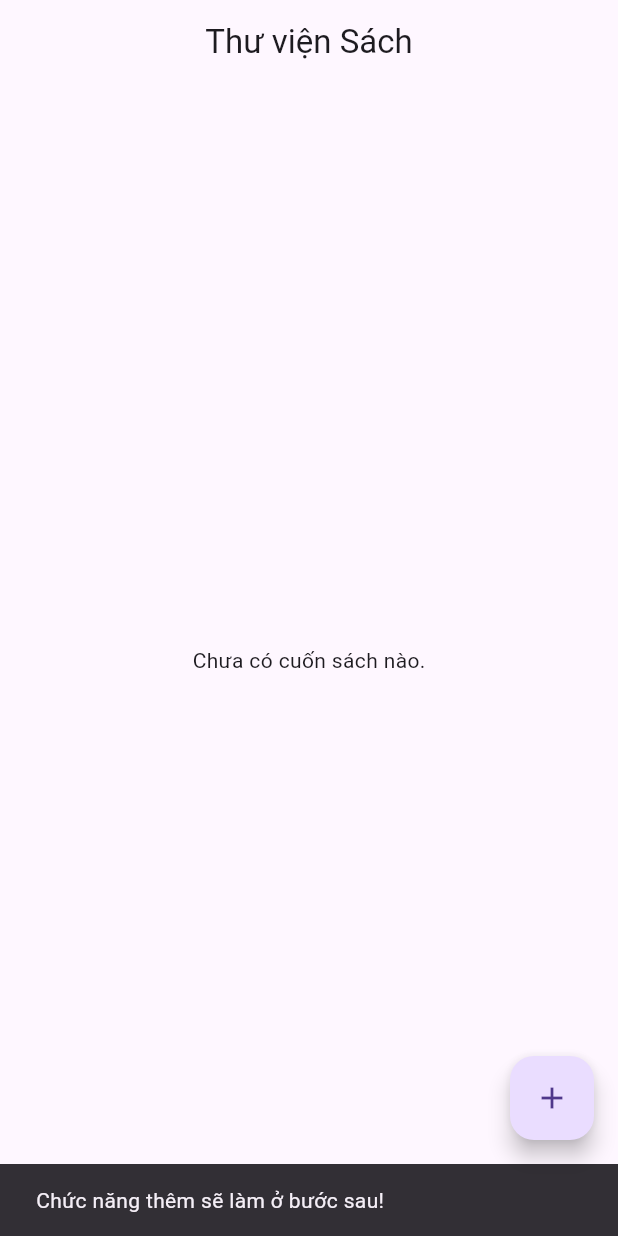
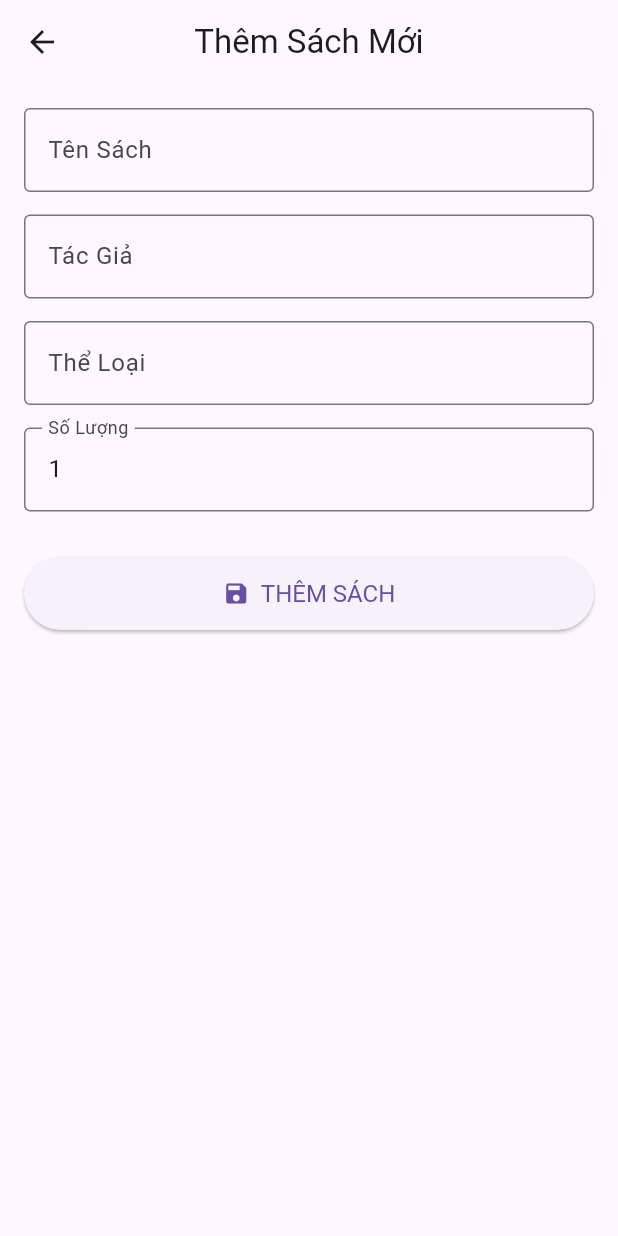
Before and after one commit to HUMG-IT/flutter-final-project-nguyendactuananh, a Flutter app: the screen it shows after launch, after a tap on the "add" icon, on a phone screen of 412 x 824 dp. Run offline on Flutter 3.47's test engine with Material 3 defaults, Android fonts, the phone set to English and light mode, and no system bars; our stand-ins replace cloud_firestore, firebase_core; accounts and stored records are empty.

Commit message:
cap nhap them sua xoa

```diff
--- /dev/null
+++ b/lib/screens/book_form_screen.dart
@@ -0,0 +1,152 @@
+
+import 'package:flutter/material.dart';
+import 'package:provider/provider.dart';
+import '../models/book_model.dart';
+import '../providers/book_provider.dart';
+
+class BookFormScreen extends StatefulWidget {
+
+  final Book? book;
+  const BookFormScreen({super.key, this.book});
+
+  @override
+  State<BookFormScreen> createState() => _BookFormScreenState();
+}
+
+class _BookFormScreenState extends State<BookFormScreen> {
+  final _formKey = GlobalKey<FormState>();
+  late TextEditingController _titleController;
+  late TextEditingController _authorController;
+  late TextEditingController _categoryController;
+  late TextEditingController _quantityController;
+
+  bool get isEditing => widget.book != null;
+
+  @override
+  void initState() {
+    super.initState();
+
+    _titleController = TextEditingController(text: isEditing ? widget.book!.title : '');
+    _authorController = TextEditingController(text: isEditing ? widget.book!.author : '');
+    _categoryController = TextEditingController(text: isEditing ? widget.book!.category : '');
+    _quantityController = TextEditingController(text: isEditing ? widget.book!.quantity.toString() : '1');
+  }
+
+  @override
+  void dispose() {
+    _titleController.dispose();
+    _authorController.dispose();
+    _categoryController.dispose();
+    _quantityController.dispose();
+    super.dispose();
+  }
+
+
+  void _saveBook() {
+    if (_formKey.currentState!.validate()) {
+      final provider = context.read<BookProvider>();
+      final newBook = Book(
+        id: isEditing ? widget.book!.id : '',
+        title: _titleController.text,
+        author: _authorController.text,
+        category: _categoryController.text,
+        quantity: int.parse(_quantityController.text),
+      );
+
+      if (isEditing) {
+
+        provider.updateBook(newBook);
+        ScaffoldMessenger.of(context).showSnackBar(
+          const SnackBar(content: Text('Cập nhật sách thành công!'), backgroundColor: Colors.green),
+        );
+      } else {
+
+        provider.addBook(newBook);
+        ScaffoldMessenger.of(context).showSnackBar(
+          const SnackBar(content: Text('Thêm sách thành công!'), backgroundColor: Colors.green),
+        );
+      }
+      Navigator.of(context).pop();
+    }
+  }
+
+  @override
+  Widget build(BuildContext context) {
+    return Scaffold(
+      appBar: AppBar(
+        title: Text(isEditing ? 'Sửa Sách' : 'Thêm Sách Mới'),
+        centerTitle: true,
+      ),
+      body: SingleChildScrollView(
+        padding: const EdgeInsets.all(16.0),
+        child: Form(
+          key: _formKey,
+          child: Column(
+            crossAxisAlignment: CrossAxisAlignment.stretch,
+            children: <Widget>[
+              // Input Tiêu đề
+              TextFormField(
+                controller: _titleController,
+                decoration: const InputDecoration(labelText: 'Tên Sách', border: OutlineInputBorder()),
+                validator: (value) {
+                  if (value == null || value.isEmpty) {
+                    return 'Vui lòng nhập tên sách.';
+                  }
+                  return null;
+                },
+              ),
+              const SizedBox(height: 15),
+
+              TextFormField(
+                controller: _authorController,
+                decoration: const InputDecoration(labelText: 'Tác Giả', border: OutlineInputBorder()),
+                validator: (value) {
+                  if (value == null || value.isEmpty) {
+                    return 'Vui lòng nhập tác giả.';
+                  }
+                  return null;
+                },
+              ),
+              const SizedBox(height: 15),
+
+              TextFormField(
+                controller: _categoryController,
+                decoration: const InputDecoration(labelText: 'Thể Loại', border: OutlineInputBorder()),
+                validator: (value) {
+                  if (value == null || value.isEmpty) {
+                    return 'Vui lòng nhập thể loại.';
+                  }
+                  return null;
+                },
+              ),
+              const SizedBox(height: 15),
+
+              TextFormField(
+                controller: _quantityController,
+                decoration: const InputDecoration(labelText: 'Số Lượng', border: OutlineInputBorder()),
+                keyboardType: TextInputType.number,
+                validator: (value) {
+                  if (value == null || int.tryParse(value) == null || int.parse(value) <= 0) {
+                    return 'Số lượng phải là số nguyên dương.';
+                  }
+                  return null;
+                },
+              ),
+              const SizedBox(height: 30),
+
+              ElevatedButton.icon(
+                onPressed: _saveBook,
+                icon: const Icon(Icons.save),
+                label: Text(isEditing ? 'LƯU THAY ĐỔI' : 'THÊM SÁCH'),
+                style: ElevatedButton.styleFrom(
+                  padding: const EdgeInsets.symmetric(vertical: 15),
+                  textStyle: const TextStyle(fontSize: 16),
+                ),
+              ),
+            ],
+          ),
+        ),
+      ),
+    );
+  }
+}
--- a/lib/screens/home_screen.dart
+++ b/lib/screens/home_screen.dart
@@ -1,8 +1,8 @@
-// lib/screens/home_screen.dart
 import 'package:flutter/material.dart';
 import 'package:provider/provider.dart';
 import '../models/book_model.dart';
 import '../providers/book_provider.dart';
+import 'book_form_screen.dart';
 
 class HomeScreen extends StatelessWidget {
   const HomeScreen({super.key});
@@ -17,13 +17,13 @@ class HomeScreen extends StatelessWidget {
 
       floatingActionButton: FloatingActionButton(
         onPressed: () {
-          ScaffoldMessenger.of(context).showSnackBar(
-            const SnackBar(content: Text("Chức năng thêm sẽ làm ở bước sau!")),
+
+          Navigator.of(context).push(
+            MaterialPageRoute(builder: (context) => const BookFormScreen()),
           );
         },
         child: const Icon(Icons.add),
       ),
-      // Phần thân hiển thị danh sách
       body: StreamBuilder<List<Book>>(
 
         stream: context.read<BookProvider>().booksStream,
@@ -38,29 +38,85 @@ class HomeScreen extends StatelessWidget {
             return Center(child: Text("Lỗi: ${snapshot.error}"));
           }
 
-
           if (!snapshot.hasData || snapshot.data!.isEmpty) {
-            return const Center(child: Text("Chưa có cuốn sách nào."));
+            return Center(
+              child: Column(
+                mainAxisAlignment: MainAxisAlignment.center,
+                children: const [
+                  Icon(Icons.library_books, size: 60, color: Colors.grey),
+                  SizedBox(height: 10),
+                  Text("Chưa có cuốn sách nào.", style: TextStyle(color: Colors.grey)),
+                  Text("Bấm nút + để thêm mới.", style: TextStyle(color: Colors.grey)),
+                ],
+              ),
+            );
           }
-
-
           final books = snapshot.data!;
           return ListView.builder(
+            padding: const EdgeInsets.all(8),
             itemCount: books.length,
             itemBuilder: (context, index) {
               final book = books[index];
               return Card(
-                margin: const EdgeInsets.symmetric(horizontal: 10, vertical: 5),
+                elevation: 2,
+                margin: const EdgeInsets.symmetric(vertical: 5),
                 child: ListTile(
+                  // Bấm vào để SỬA
+                  onTap: () {
+                    Navigator.of(context).push(
+                      MaterialPageRoute(
+
+                        builder: (context) => BookFormScreen(book: book),
+                      ),
+                    );
+                  },
                   leading: CircleAvatar(
-                    child: Text(book.quantity.toString()),
+                    backgroundColor: Colors.blueAccent,
+                    child: Text(
+                      book.quantity.toString(),
+                      style: const TextStyle(color: Colors.white, fontWeight: FontWeight.bold),
+                    ),
                   ),
-                  title: Text(book.title, style: const TextStyle(fontWeight: FontWeight.bold)),
-                  subtitle: Text("${book.author} - ${book.category}"),
+                  title: Text(
+                    book.title,
+                    style: const TextStyle(fontWeight: FontWeight.bold, fontSize: 16),
+                  ),
+                  subtitle: Column(
+                    crossAxisAlignment: CrossAxisAlignment.start,
+                    children: [
+                      Text("Tác giả: ${book.author}"),
+                      Text("Thể loại: ${book.category}", style: const TextStyle(fontSize: 12, fontStyle: FontStyle.italic)),
+                    ],
+                  ),
+                  // Nút XÓA
                   trailing: IconButton(
                     icon: const Icon(Icons.delete, color: Colors.red),
                     onPressed: () {
-                      context.read<BookProvider>().deleteBook(book.id);
+
+                      showDialog(
+                        context: context,
+                        builder: (ctx) => AlertDialog(
+                          title: const Text('Xác nhận xóa'),
+                          content: Text('Bạn có chắc muốn xóa cuốn "${book.title}" không?'),
+                          actions: [
+                            TextButton(
+                              onPressed: () => Navigator.of(ctx).pop(),
+                              child: const Text('Hủy'),
+                            ),
+                            TextButton(
+                              onPressed: () {
+
+                                context.read<BookProvider>().deleteBook(book.id);
+                                Navigator.of(ctx).pop();
+                                ScaffoldMessenger.of(context).showSnackBar(
+                                  const SnackBar(content: Text('Đã xóa sách')),
+                                );
+                              },
+                              child: const Text('Xóa', style: TextStyle(color: Colors.red)),
+                            ),
+                          ],
+                        ),
+                      );
                     },
                   ),
                 ),
```
Also changed, not shown: 2 other files.
